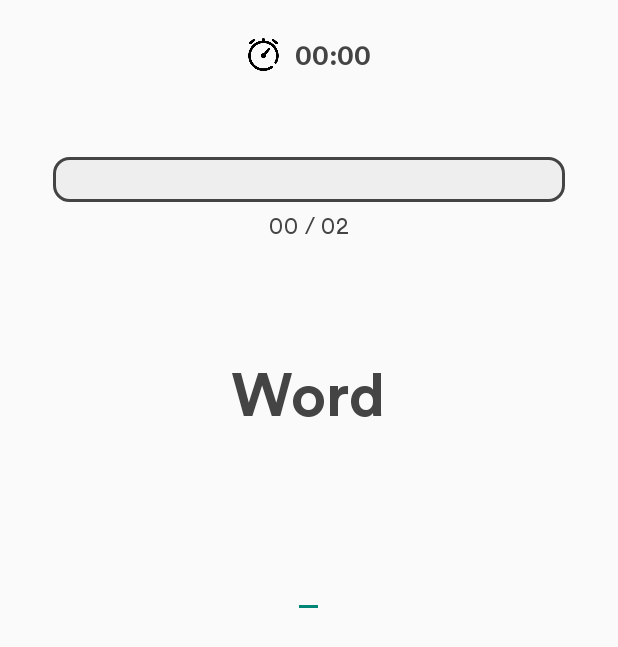
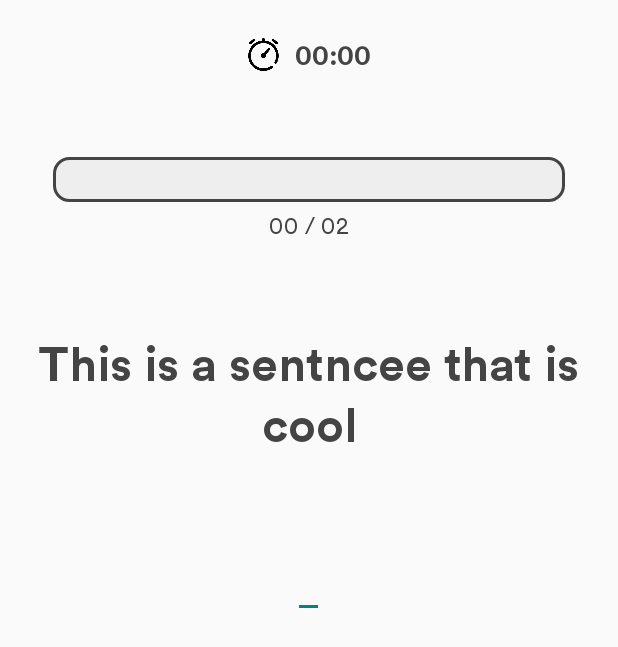
Before and after one commit to Wenpeng778435592/App-Compsci702, an Android app: the GameActivity screen opened directly, with no data from a screen before it, after a tap on "Start", on a phone screen of 412 x 824 dp. Shown: the top 647 px of the screen. Run offline under Robolectric (Android 15) with nearby library versions, the phone set to English and light mode, and no system bars.

Commit message:
add scrambling functionality

```diff
--- a/app/src/main/java/com/compsci702/compsci702app/Activity/GameActivity.java
+++ b/app/src/main/java/com/compsci702/compsci702app/Activity/GameActivity.java
@@ -7,7 +7,7 @@ import android.media.SoundPool;
 import android.support.v7.app.AppCompatActivity;
 import android.os.Bundle;
 import android.text.Editable;
-import android.text.SpannableString;
+import android.text.SpannableStringBuilder;
 import android.text.Spanned;
 import android.text.TextWatcher;
 import android.text.style.ForegroundColorSpan;
@@ -23,6 +23,7 @@ import com.compsci702.compsci702app.Level.Level1;
 import com.compsci702.compsci702app.Level.LevelType;
 import com.compsci702.compsci702app.LevelController;
 import com.compsci702.compsci702app.R;
+import com.compsci702.compsci702app.Tools.SentenceProcessor;
 
 public class GameActivity extends AppCompatActivity {
 
@@ -47,37 +48,23 @@ public class GameActivity extends AppCompatActivity {
 
     private SoundPool soundPool;
     private int dingSound;
+    private SentenceProcessor sentenceProcessor;
 
     @Override
     protected void onCreate(Bundle savedInstanceState) {
         super.onCreate(savedInstanceState);
         setContentView(R.layout.activity_game);
 
-        //Getting all components specified in layout files
-        nextLevelLayout = findViewById(R.id.nextLevelLayout);
-        levelFinishedLayout = findViewById(R.id.levelFinishedLayout);
-        mainGameLayout = findViewById(R.id.mainGameLayout);
-
-        levelText = findViewById(R.id.levelText);
-        levelDescription = findViewById(R.id.levelDescription);
-        levelFinishedText = findViewById(R.id.levelFinishedText);
-        levelFinishedDescription = findViewById(R.id.levelFinishedDescription);
-
-        inputText = findViewById(R.id.inputText);
-        mainText = findViewById(R.id.mainText);
-        progressText = findViewById(R.id.progressText);
-        timerText = findViewById(R.id.timerText);
-        levelDescription = findViewById(R.id.levelDescription);
-
-        progressBar = findViewById(R.id.progressBar);
+        getComponents();
 
         levelController = new LevelController();
         currentLevel = new Level1();
-        mainText.setText(currentLevel.getNextWord());
+        mainText.setText(currentLevel.getNextSentence());
 
         //Set up sound player
         soundPool = new SoundPool(10, AudioManager.STREAM_MUSIC, 0);
         dingSound = soundPool.load(this, R.raw.ding, 1);
+        sentenceProcessor = new SentenceProcessor(this);
 
         //Add listener to user input field to watch for changes
         inputText.addTextChangedListener(new TextWatcher() {
@@ -88,15 +75,12 @@ public class GameActivity extends AppCompatActivity {
             @Override
             public void onTextChanged(CharSequence s, int start, int before, int count) {
 
-                String targetText = mainText.getText().toString();
-
-                SpannableString spannableString = new SpannableString(targetText);
-                mainText.setText(getColourMatchedString(spannableString, s.toString()));
+                mainText.setText(sentenceProcessor.getColourMatchedString(s.toString(), mainText.getText().toString(),
+                        currentLevel.getTargetSentence()));
 
                 //If the word the user entered equals the target word increase count by one for the Level and
                 //play sound.
-                if(s.toString().equals(spannableString.toString())){
-                    currentLevel.wordMatched();
+                if(currentLevel.checkMatch(s.toString())){
                     soundPool.play(dingSound, 1, 1, 0, 0, 1);
 
                     progressBar.setProgress(currentLevel.getCurrentWordCount());
@@ -105,8 +89,8 @@ public class GameActivity extends AppCompatActivity {
                     if(currentLevel.levelFinished()){
                         setLevelFinishedLayout();
                     } else {
-                        //If the level isn't finished display the next word in the list.
-                        mainText.setText(currentLevel.getNextWord());
+                        //If the level isn't finished display the next sentence in the list.
+                        mainText.setText(currentLevel.getNextSentence());
                         inputText.setText("");
                     }
                 }
@@ -123,8 +107,8 @@ public class GameActivity extends AppCompatActivity {
         levelFinishedLayout.setVisibility(View.GONE);
         mainGameLayout.setVisibility(View.VISIBLE);
 
+        mainText.setText(currentLevel.getNextSentence());
         inputText.setText("");
-        mainText.setText(currentLevel.getNextWord());
 
         progressText.setText(currentLevel.getProgressIndicatorText());
         progressBar.setMax(currentLevel.getWordCountGoal());
@@ -133,6 +117,8 @@ public class GameActivity extends AppCompatActivity {
         showKeyboard(inputText);
     }
 
+    //Player clicks next level button from the level passed screen. Leads player to
+    //next level information screen.
     public void nextLevelInfoClicked(View view){
         nextLevelLayout.setVisibility(View.VISIBLE);
         levelFinishedLayout.setVisibility(View.GONE);
@@ -142,16 +128,15 @@ public class GameActivity extends AppCompatActivity {
         this.levelDescription.setText(currentLevel.getLevelDescription());
     }
 
+    //Shown when user completes the level. Shows level passed text.
     private void setLevelFinishedLayout(){
         hideKeyboard();
         mainGameLayout.setVisibility(View.GONE);
         nextLevelLayout.setVisibility(View.GONE);
         levelFinishedLayout.setVisibility(View.VISIBLE);
 
-        System.out.println("currentType " + currentLevel.getLevelType());
-
+        //If this is the last level, load the game finished class.
         if (currentLevel.getLevelType() == LevelType.LEVEL_3) {
-            System.out.println("game finished");
             Intent intent = new Intent(this,GameFinishedActivity.class);
             Bundle mBundle = new Bundle();
             mBundle.putBoolean("success", true);
@@ -175,23 +160,23 @@ public class GameActivity extends AppCompatActivity {
         imm.hideSoftInputFromWindow(inputText.getWindowToken(), 0);
     }
 
-    //Change colour of target word in relation to what the user has currently written.
-    private SpannableString getColourMatchedString(SpannableString targetText, String currentText){
+    //Get all the necessary components from the layout file.
+    private void getComponents(){
+        nextLevelLayout = findViewById(R.id.nextLevelLayout);
+        levelFinishedLayout = findViewById(R.id.levelFinishedLayout);
+        mainGameLayout = findViewById(R.id.mainGameLayout);
 
-        for(int i=0; i< targetText.length(); i++){
-            if(i > currentText.length()-1){
-                ForegroundColorSpan fcsgrey = new ForegroundColorSpan(getResources().getColor(R.color.darkGrey));
-                targetText.setSpan(fcsgrey ,i ,i+1 ,Spanned.SPAN_INCLUSIVE_INCLUSIVE);
+        levelText = findViewById(R.id.levelText);
+        levelDescription = findViewById(R.id.levelDescription);
+        levelFinishedText = findViewById(R.id.levelFinishedText);
+        levelFinishedDescription = findViewById(R.id.levelFinishedDescription);
 
-            }else if(currentText.charAt(i) == targetText.charAt(i)){
-                ForegroundColorSpan fcsgreen = new ForegroundColorSpan(getResources().getColor(R.color.green));
-                targetText.setSpan(fcsgreen ,i ,i+1 ,Spanned.SPAN_INCLUSIVE_INCLUSIVE);
+        inputText = findViewById(R.id.inputText);
+        mainText = findViewById(R.id.mainText);
+        progressText = findViewById(R.id.progressText);
+        timerText = findViewById(R.id.timerText);
+        levelDescription = findViewById(R.id.levelDescription);
 
-            }else{
-                ForegroundColorSpan fcsred = new ForegroundColorSpan(getResources().getColor(R.color.red));
-                targetText.setSpan(fcsred ,i ,i+1 ,Spanned.SPAN_INCLUSIVE_INCLUSIVE);
-            }
-        }
-        return targetText;
+        progressBar = findViewById(R.id.progressBar);
     }
 }
--- a/app/src/main/java/com/compsci702/compsci702app/Level/Level.java
+++ b/app/src/main/java/com/compsci702/compsci702app/Level/Level.java
@@ -1,22 +1,27 @@
 package com.compsci702.compsci702app.Level;
 
-import com.compsci702.compsci702app.Tools.WordList;
+import com.compsci702.compsci702app.Tools.Scrambler;
+import com.compsci702.compsci702app.Tools.SentenceList;
 
 public abstract class Level {
 
     protected String levelText;
     protected String levelDescription;
-    protected String congratulationsText = "Level Passed!";
     protected String levelFinishedDescription;
+    protected LevelType levelType;
+    protected SentenceList sentenceList;
+    protected int levelNumber;
+
     protected int wordCountGoal;
     protected int currentWordCount;
-    protected LevelType levelType;
-
-    protected WordList wordList;
+    protected String targetSentence;
+    protected String congratulationsText = "Level Passed!";
+    protected Scrambler scrambler = new Scrambler();
 
     public Level(){
         currentWordCount = 0;
-        wordList = new WordList(wordCountGoal);
+        sentenceList = new SentenceList(wordCountGoal);
+        targetSentence = sentenceList.getWord(currentWordCount);
     }
 
     public String getLevelText(){ return levelText; }
@@ -31,13 +36,28 @@ public abstract class Level {
 
     public int getCurrentWordCount(){ return currentWordCount; }
 
+    public int getLevelNumber(){ return levelNumber; }
+
     public String getProgressIndicatorText(){ return String.format("%02d / %02d",currentWordCount ,wordCountGoal); }
 
-    public String getNextWord(){ return wordList.getWord(currentWordCount); }
+    public String getNextSentence(){
+
+        targetSentence = sentenceList.getWord(currentWordCount);
+        return scrambler.scrambleSentence(targetSentence, this);
+    }
 
     public LevelType getLevelType() { return levelType; }
 
     public boolean levelFinished(){ return currentWordCount == wordCountGoal; }
 
-    public void wordMatched(){ currentWordCount ++; }
+    public String getTargetSentence(){ return targetSentence; }
+
+    public boolean checkMatch(String input){
+
+        if (input.equals(targetSentence)){
+            currentWordCount ++;
+            return true;
+        }
+        return false;
+    }
 }
--- a/app/src/main/java/com/compsci702/compsci702app/Level/Level1.java
+++ b/app/src/main/java/com/compsci702/compsci702app/Level/Level1.java
@@ -5,7 +5,8 @@ public class Level1 extends Level{
     public Level1(){
         this.levelType = LevelType.LEVEL_1;
         this.levelText = "Level 1 of 3";
-        this.levelDescription = "Type 4 words within the minute to pass this level";
+        this.levelDescription = "Unscramble 8 sentences within the minute to pass this level";
         this.wordCountGoal = 2;
+        this.levelNumber = 1;
     }
 }
--- a/app/src/main/java/com/compsci702/compsci702app/Level/Level2.java
+++ b/app/src/main/java/com/compsci702/compsci702app/Level/Level2.java
@@ -7,5 +7,6 @@ public class Level2 extends Level{
         this.levelText = "Level 2 of 3";
         this.levelDescription = "Type 50 words within the minute to pass this level";
         this.wordCountGoal = 2;
+        this.levelNumber = 2;
     }
 }
--- a/app/src/main/java/com/compsci702/compsci702app/Level/Level3.java
+++ b/app/src/main/java/com/compsci702/compsci702app/Level/Level3.java
@@ -5,7 +5,8 @@ public class Level3 extends Level{
     public Level3() {
         this.levelType = LevelType.LEVEL_3;
         this.levelText = "Level 3 of 3";
-        this.levelDescription = "Type 60 words within the minute to win the game!";
+        this.levelDescription = "blah blah blah";
         this.wordCountGoal = 2;
+        this.levelNumber = 3;
     }
 }
--- a/app/src/main/java/com/compsci702/compsci702app/LevelController.java
+++ b/app/src/main/java/com/compsci702/compsci702app/LevelController.java
@@ -16,7 +16,6 @@ public class LevelController {
             case LEVEL_2:
                 return new Level3();
             case LEVEL_3:
-                System.out.println("returning null");
                 return null;
         }
         return null;
--- a/app/src/main/java/com/compsci702/compsci702app/Tools/MinuteTimer.java
+++ b/app/src/main/java/com/compsci702/compsci702app/Tools/MinuteTimer.java
@@ -16,5 +16,4 @@ public class MinuteTimer {
     public void startTimer(){
 
     }
-
 }
--- /dev/null
+++ b/app/src/main/java/com/compsci702/compsci702app/Tools/Scrambler.java
@@ -0,0 +1,116 @@
+package com.compsci702.compsci702app.Tools;
+
+import android.text.TextUtils;
+import com.compsci702.compsci702app.Level.Level;
+import java.util.Arrays;
+import java.util.Comparator;
+import java.util.List;
+import java.util.Random;
+
+public class Scrambler {
+
+    //Scramble sentence by scrambling longest words first. Number of words scrambled depends
+    //on the level. Also probability of an additional scramble that increases with level.
+    //Calls to all other private methods from this method.
+    public String scrambleSentence(String sentence, Level level){
+
+        List<String> sentenceArray = Arrays.asList(sentence.split(" "));
+
+        String[] sortedArray = sortArray(sentence);
+
+        int num = level.getLevelNumber();
+        if(num >= sentenceArray.size()){ num = sentenceArray.size(); }
+
+        for (int i = 0 ; i< num; i++){
+            String wordToFind = sortedArray[i];
+            int index = sentenceArray.indexOf(wordToFind);
+
+            String scrambledWord = scrambleString(wordToFind,level);
+            sentenceArray.set(index,scrambledWord);
+        }
+
+        if(additionalScramble(level)){
+            int index = randomNumber(0,sentenceArray.size()-1);
+            String word = sentenceArray.get(index);
+
+            String scrambledWord = scrambleString(word,level);
+            sentenceArray.set(index,scrambledWord);
+        }
+        return TextUtils.join(" ", sentenceArray);
+    }
+
+    //Scramble the particular word in the sentence. Amount of scrambling depends on the level.
+    private String scrambleString(String word, Level level) {
+
+        int levelNum = level.getLevelNumber();
+        char[] sentenceArray = word.toCharArray();
+
+        int[] range = getRange(sentenceArray, levelNum);
+        char[] scrambledArray = shuffleChars(sentenceArray, range[0],range[1]);
+        String scrambledString = new String(scrambledArray);
+
+        return scrambledString;
+    }
+
+    //Shuffle the chrarcters in the word (given as a character array) given the range.
+    private char[] shuffleChars(char[] array, int rangeStart, int rangeEnd) {
+
+        int index;
+        char temp;
+        Random random = new Random();
+        for (int i = rangeEnd; i > rangeStart; i--)
+        {
+            index = random.nextInt(i);
+            temp = array[index];
+            array[index] = array[i];
+            array[i] = temp;
+        }
+        return array;
+    }
+
+    //Gets the range of indices on which to scramble the characters. Range increases with the level.
+    private int[] getRange(char[] array, int levelNumber) {
+
+        int max = array.length - levelNumber - 2;
+        int min = 0;
+
+        if (max <= 0){ return new int[]{min, array.length-1}; }
+
+        int startIndex = randomNumber(min, max);
+        int[] range = {startIndex, startIndex + levelNumber + 1};
+        return range;
+    }
+
+    //Sort words in the sentence from longest to shortest
+    private String[] sortArray(String sentence){
+
+        String[] array = sentence.split(" ");
+        Arrays.sort(array,new Comparator<String>() {
+
+            @Override
+            public int compare(String str1, String str2) {
+                return str2.length() - str1.length();
+            }
+        });
+        return array;
+    }
+
+    //Returns whether an additional word will be scrambled for the level. Based on a probability
+    //that increases with the level.
+    private boolean additionalScramble(Level level){
+
+        double probability = (double)level.getLevelNumber()/10;
+        double random = Math.random();
+        if(probability < random){
+            return false;
+        }else {
+            return true;
+        }
+    }
+
+    //Gets random number within min max range specified
+    private int randomNumber(int min, int max){
+
+        return (int)(Math.random() * ((max - min) + 1)) + min;
+    }
+}
--- a/app/src/main/java/com/compsci702/compsci702app/Tools/WordList.java
+++ b/app/src/main/java/com/compsci702/compsci702app/Tools/SentenceList.java
@@ -4,24 +4,24 @@ import com.compsci702.compsci702app.Tools.DBHelper;
 
 import java.util.ArrayList;
 
-public class WordList {
+public class SentenceList {
 
     private ArrayList<String> wordList = new ArrayList<>();
     private DBHelper dbHelper;
     private int listLength;
 
-    public WordList( int listLength){
+    public SentenceList(int listLength){
         this.listLength = listLength;
         getWordListFromDatabase(this.listLength);
     }
 
     private ArrayList<String> getWordListFromDatabase(int listLength){
         //Dummy data
-        wordList.add("Word");
-        wordList.add("Jumper");
+        wordList.add("This is a sentence that is cool");
+        wordList.add("Jumpers are cool");
+        wordList.add("Another sentence to jumble");
+        wordList.add("Dogs and cats are both pretty cool");
         return wordList;
-    }
-
-    public String getWord(int i){ return wordList.get(i); }
+    }public String getWord(int i){ return wordList.get(i); }
 
 }
--- /dev/null
+++ b/app/src/main/java/com/compsci702/compsci702app/Tools/SentenceProcessor.java
@@ -0,0 +1,87 @@
+package com.compsci702.compsci702app.Tools;
+
+import android.content.Context;
+import android.text.SpannableStringBuilder;
+import android.text.Spanned;
+import android.text.style.ForegroundColorSpan;
+import com.compsci702.compsci702app.R;
+
+public class SentenceProcessor {
+
+    Context context;
+
+    public SentenceProcessor(Context context) {
+        this.context = context;
+    }
+
+    public SpannableStringBuilder getColourMatchedString(String currentText, String scrambledText, String targetText){
+
+        SpannableStringBuilder scrambledSpannableString = new SpannableStringBuilder(getNewDisplayString(currentText,scrambledText,targetText));
+
+        int mistakeIndex = getFirstMistake(currentText, targetText);
+
+        if(mistakeIndex != -1){
+
+            ForegroundColorSpan fcsgreen = new ForegroundColorSpan(context.getResources().getColor(R.color.green));
+            ForegroundColorSpan fcsred = new ForegroundColorSpan(context.getResources().getColor(R.color.red));
+
+            scrambledSpannableString.setSpan(fcsgreen, 0, mistakeIndex,Spanned.SPAN_INCLUSIVE_INCLUSIVE );
+            scrambledSpannableString.setSpan(fcsred, mistakeIndex, mistakeIndex+1,Spanned.SPAN_INCLUSIVE_INCLUSIVE );
+
+        }else if (currentText.length() == 0){
+            ForegroundColorSpan fcsgrey = new ForegroundColorSpan(context.getResources().getColor(R.color.darkGrey));
+            scrambledSpannableString.setSpan(fcsgrey,0,currentText.length(),Spanned.SPAN_INCLUSIVE_INCLUSIVE);
+        }else{
+            ForegroundColorSpan fcsgreen = new ForegroundColorSpan(context.getResources().getColor(R.color.green));
+            scrambledSpannableString.setSpan(fcsgreen,0,currentText.length(),Spanned.SPAN_INCLUSIVE_INCLUSIVE);
+        }
+        return scrambledSpannableString;
+    }
+
+    //If user unscrambles right character at the right index, put that character at the correct index
+    //and shuffle all characters in the word left by 1
+    private String shuffleText(String currentText, String scrambledText, int i){
+
+        char currentChar = currentText.charAt(i);
+        int indexOfScrambled = scrambledText.indexOf(currentChar,i);
+
+        char[] scrambledArray = scrambledText.toCharArray();
+        char lastIndexChar = scrambledArray[i];
+
+        for (int k = i + 1 ; k <= indexOfScrambled ; k++){
+            char temp = scrambledArray[k];
+            scrambledArray[k] = lastIndexChar;
+            lastIndexChar = temp;
+        }
+        scrambledArray[i] = currentChar;
+        scrambledText = new String(scrambledArray);
+
+        return scrambledText;
+    }
+
+    //Rearranges the order of the characters in the sentence displayed if the correctly unscrambles a
+    //charater in the sentence.
+    private String getNewDisplayString(String currentText, String scrambledText, String targetText){
+        if(currentText.length() > 0 && currentText.length() < targetText.length()) {
+            char lastChar = currentText.charAt(currentText.length() - 1);
+
+            if (lastChar == targetText.charAt(currentText.length() - 1) &&
+                    lastChar != scrambledText.charAt(currentText.length() - 1)) {
+
+                return shuffleText(currentText, scrambledText, currentText.length() - 1);
+            }
+        }
+        return scrambledText;
+    }
+
+    //Finds the index of the first character that doesn't match the sentence from the database
+    private int getFirstMistake(String currentText, String targetText){
+        int mistakeIndex = -1;
+        for (int i = 0; i< currentText.length(); i++){
+            if(targetText.charAt(i) != currentText.charAt(i)){
+                return i;
+            }
+        }
+        return mistakeIndex;
+    }
+}
--- a/app/src/main/res/layout/activity_game.xml
+++ b/app/src/main/res/layout/activity_game.xml
@@ -94,9 +94,11 @@
                 android:gravity="center"
                 android:text=""
                 android:textColor="@color/darkGrey"
-                android:textSize="40sp"
+                android:textSize="32sp"
                 android:textStyle="bold"
-                app:fontFamily="@font/circularbold" />
+                app:fontFamily="@font/circularbold"
+                android:paddingEnd="10dp"
+                android:paddingStart="10dp"/>
 
             <EditText
                 android:id="@+id/inputText"
--- a/app/src/main/res/layout/activity_start.xml
+++ b/app/src/main/res/layout/activity_start.xml
@@ -13,7 +13,7 @@
         android:layout_height="wrap_content"
         android:textSize="40sp"
         app:fontFamily="@font/circularbold"
-        android:text="Speed Typer"
+        android:text="Speed Scramble"
         android:textColor="@color/darkGrey"/>
 
     <Button
```
Also changed, not shown: app/src/main/res/layout/activity_game_finished.xml (+6 -3 lines), app/src/main/res/drawable/button_normal.xml (line endings or trailing spaces).
